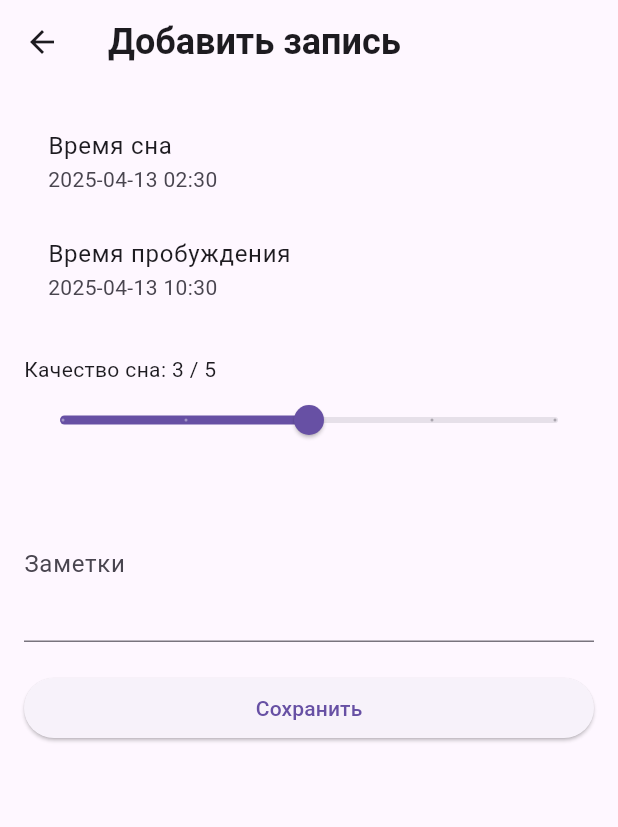
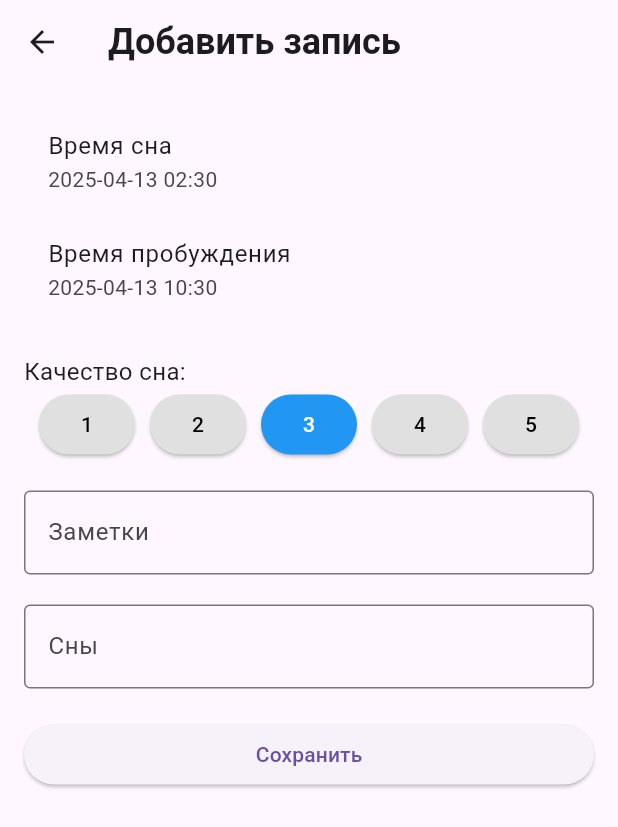
Before and after one commit to ruslanflutterdev/dream_diary, a Flutter app: the AddSleepEntryScreen screen opened directly, on a phone screen of 412 x 824 dp. Shown: the top 827 px of the screen. Run offline on Flutter 3.47's test engine with Material 3 defaults, Android fonts, the phone set to English and light mode, and no system bars.

Commit message:
добавил модальное окно, изменил ввод данных,

```diff
--- a/lib/screens/add_sleep_entry_screen.dart
+++ b/lib/screens/add_sleep_entry_screen.dart
@@ -1,5 +1,4 @@
 import 'package:flutter/material.dart';
-
 import '../models/sleep_entry.dart';
 
 class AddSleepEntryScreen extends StatefulWidget {
@@ -10,10 +9,11 @@ class AddSleepEntryScreen extends StatefulWidget {
 }
 
 class _AddSleepEntryScreenState extends State<AddSleepEntryScreen> {
-  DateTime sleepTime = DateTime.now().subtract(const Duration(hours: 8));
+  DateTime sleepTime = DateTime.now().subtract(Duration(hours: 8));
   DateTime wakeTime = DateTime.now();
   int sleepQuality = 3;
   final TextEditingController noteController = TextEditingController();
+  final TextEditingController dreamController = TextEditingController();
 
   Future<void> pickDateTime({
     required DateTime initialDate,
@@ -37,7 +37,68 @@ class _AddSleepEntryScreenState extends State<AddSleepEntryScreen> {
   }
 
   String formatDateTime(DateTime dt) {
-    return '${dt.year}-${dt.month.toString().padLeft(2, '0')}-${dt.day.toString().padLeft(2, '0')} ${dt.hour.toString().padLeft(2, '0')}:${dt.minute.toString().padLeft(2, '0')}';
+    return '${dt.year}-${dt.month.toString().padLeft(2, '0')}-${dt.day.toString().padLeft(2, '0')} '
+        '${dt.hour.toString().padLeft(2, '0')}:${dt.minute.toString().padLeft(2, '0')}';
+  }
+
+  void saveEntry() {
+    final duration = wakeTime.difference(sleepTime);
+    if (wakeTime.isBefore(sleepTime)) {
+      showError('Время пробуждения не может быть раньше времени сна.');
+      return;
+    }
+    if (duration.inHours > 24) {
+      showError('Время сна не может превышать 24 часа.');
+      return;
+    }
+
+    Navigator.pop(
+      context,
+      SleepEntry(
+        sleepTime: sleepTime,
+        wakeTime: wakeTime,
+        sleepQuality: sleepQuality,
+        note: '${noteController.text}\nСны: ${dreamController.text}',
+      ),
+    );
+  }
+
+  void showError(String message) {
+    showDialog(
+      context: context,
+      builder: (_) => AlertDialog(
+        title: Text('Ошибка'),
+        content: Text(message),
+        actions: [
+          TextButton(
+            onPressed: () => Navigator.pop(context),
+            child: Text('ОК'),
+          )
+        ],
+      ),
+    );
+  }
+
+  Widget buildQualityButtons() {
+    return Row(
+      mainAxisAlignment: MainAxisAlignment.spaceEvenly,
+      children: List.generate(5, (i) {
+        final rating = i + 1;
+        final isSelected = rating == sleepQuality;
+        return ElevatedButton(
+          style: ElevatedButton.styleFrom(
+            backgroundColor: isSelected ? Colors.blue : Colors.grey[300],
+            foregroundColor: isSelected ? Colors.white : Colors.black,
+          ),
+          onPressed: () {
+            setState(() {
+              sleepQuality = rating;
+            });
+          },
+          child: Text('$rating'),
+        );
+      }),
+    );
   }
 
   @override
@@ -51,8 +112,7 @@ class _AddSleepEntryScreenState extends State<AddSleepEntryScreen> {
             ListTile(
               title: Text('Время сна'),
               subtitle: Text(formatDateTime(sleepTime)),
-              onTap:
-                  () => pickDateTime(
+              onTap: () => pickDateTime(
                 initialDate: sleepTime,
                 onPicked: (dt) => setState(() => sleepTime = dt),
               ),
@@ -60,42 +120,37 @@ class _AddSleepEntryScreenState extends State<AddSleepEntryScreen> {
             ListTile(
               title: Text('Время пробуждения'),
               subtitle: Text(formatDateTime(wakeTime)),
-              onTap:
-                  () => pickDateTime(
+              onTap: () => pickDateTime(
                 initialDate: wakeTime,
                 onPicked: (dt) => setState(() => wakeTime = dt),
               ),
             ),
             SizedBox(height: 20),
-            Text('Качество сна: $sleepQuality / 5'),
-            Slider(
-              value: sleepQuality.toDouble(),
-              min: 1,
-              max: 5,
-              divisions: 4,
-              label: sleepQuality.toString(),
-              onChanged:
-                  (value) => setState(() => sleepQuality = value.toInt()),
+            Text('Качество сна:', style: TextStyle(fontSize: 16)),
+            buildQualityButtons(),
+            SizedBox(height: 20),
+            TextField(
+              controller: noteController,
+              decoration: InputDecoration(
+                labelText: 'Заметки',
+                border: OutlineInputBorder(),
+              ),
+              maxLines: null,
+              keyboardType: TextInputType.multiline,
             ),
             SizedBox(height: 20),
             TextField(
-              controller: noteController,
-              decoration: InputDecoration(labelText: 'Заметки'),
-              maxLines: 3,
+              controller: dreamController,
+              decoration: InputDecoration(
+                labelText: 'Сны',
+                border: OutlineInputBorder(),
+              ),
+              maxLines: null,
+              keyboardType: TextInputType.multiline,
             ),
             SizedBox(height: 20),
             ElevatedButton(
-              onPressed: () {
-                Navigator.pop(
-                  context,
-                  SleepEntry(
-                    sleepTime: sleepTime,
-                    wakeTime: wakeTime,
-                    sleepQuality: sleepQuality,
-                    note: noteController.text,
-                  ),
-                );
-              },
+              onPressed: saveEntry,
               child: Text('Сохранить'),
             ),
           ],
```
Also changed, not shown: lib/screens/entry_detail_dialog.dart (added, +61 -0 lines), lib/screens/sleep_entries_screen.dart (+35 -16 lines). Lines whose indentation alone changed are shown as unchanged.
